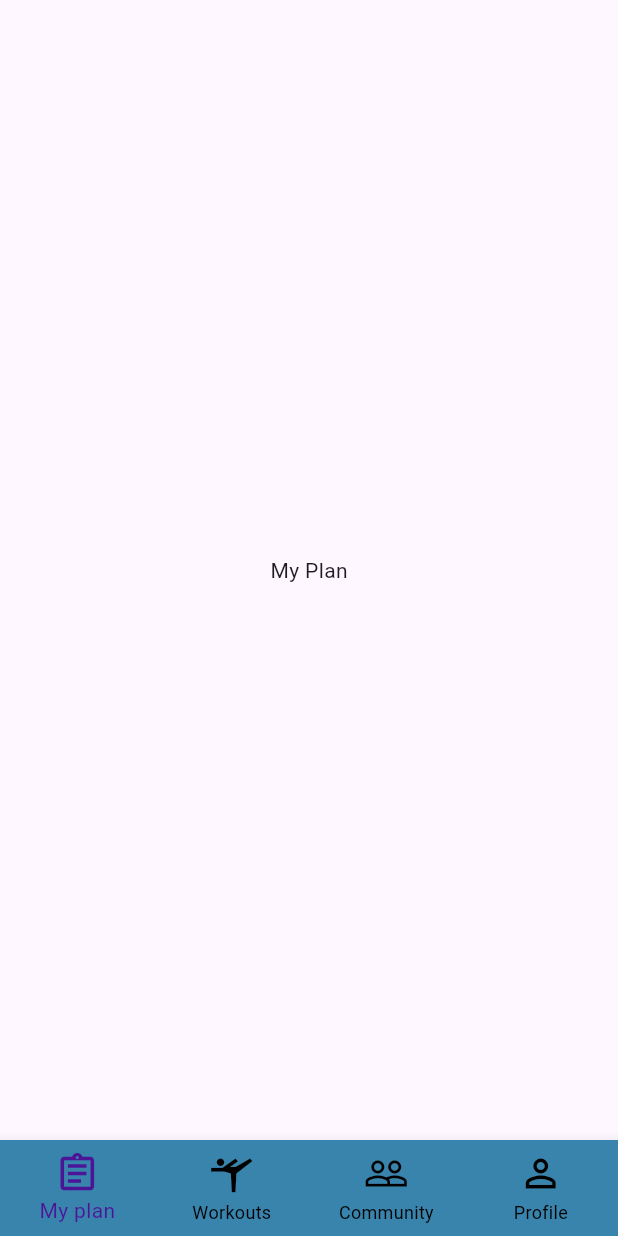
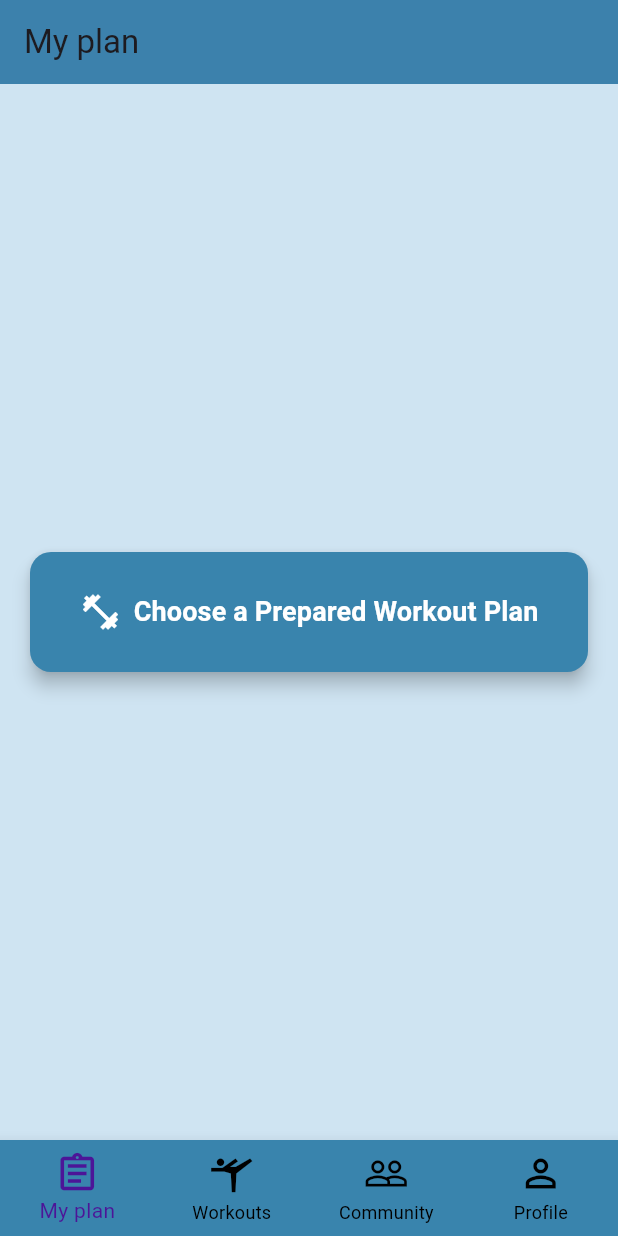
Before and after one commit to Islam-Kotov/MTAA_frontend, a Flutter app: the HomeScreen screen opened directly, on a phone screen of 412 x 824 dp. Run offline on Flutter 3.47's test engine with Material 3 defaults, Android fonts, the phone set to English and light mode, and no system bars; our stand-ins replace shared_preferences; accounts and stored records are empty.

Commit message:
my plan + predefined workouts

```diff
--- a/lib/screens/all_screens.dart
+++ b/lib/screens/all_screens.dart
@@ -5,3 +5,5 @@ export 'profile_screen.dart';
 export 'workout_categories_screen.dart';
 export 'workouts_list_screen.dart';
 export 'workout_detail_screen.dart';
+export 'my_plan_screen.dart';
+export 'predefined_levels_screen.dart';
--- a/lib/screens/home_screen.dart
+++ b/lib/screens/home_screen.dart
@@ -14,8 +14,8 @@ class _HomeScreen extends State<HomeScreen> {
   int _selectedIndex = 0;
 
   final List<Widget> _screens = [
-    Center(child: Text('My Plan')),
-    WorkoutCategoriesScreen(), // ← теперь работает!
+    MyPlanScreen(),
+    WorkoutCategoriesScreen(),
     Center(child: Text('Community')),
     ProfileScreen(),
   ];
--- /dev/null
+++ b/lib/screens/my_plan_screen.dart
@@ -0,0 +1,44 @@
+import 'package:flutter/material.dart';
+import 'predefined_levels_screen.dart';
+
+class MyPlanScreen extends StatelessWidget {
+  const MyPlanScreen({super.key});
+
+  @override
+  Widget build(BuildContext context) {
+    return Scaffold(
+      backgroundColor: const Color.fromRGBO(207, 228, 242, 1),
+      appBar: AppBar(
+        title: const Text('My plan'),
+        backgroundColor: const Color.fromRGBO(57, 132, 173, 1),
+        elevation: 2,
+      ),
+      body: Padding(
+        padding: const EdgeInsets.all(20),
+        child: Center(
+          child: ElevatedButton.icon(
+            style: ElevatedButton.styleFrom(
+              padding: const EdgeInsets.symmetric(vertical: 20, horizontal: 24),
+              backgroundColor: const Color.fromRGBO(57, 132, 173, 1),
+              foregroundColor: Colors.white,
+              shape: RoundedRectangleBorder(borderRadius: BorderRadius.circular(14)),
+              minimumSize: const Size(double.infinity, 80),
+              elevation: 5,
+            ),
+            icon: const Icon(Icons.fitness_center, size: 28),
+            label: const Text(
+              'Choose a Prepared Workout Plan',
+              style: TextStyle(fontSize: 18, fontWeight: FontWeight.bold),
+            ),
+            onPressed: () {
+              Navigator.push(
+                context,
+                MaterialPageRoute(builder: (_) => const PredefinedLevelsScreen()),
+              );
+            },
+          ),
+        ),
+      ),
+    );
+  }
+}
```
Also changed, not shown: lib/screens/predefined_levels_screen.dart (added, +133 -0 lines).
